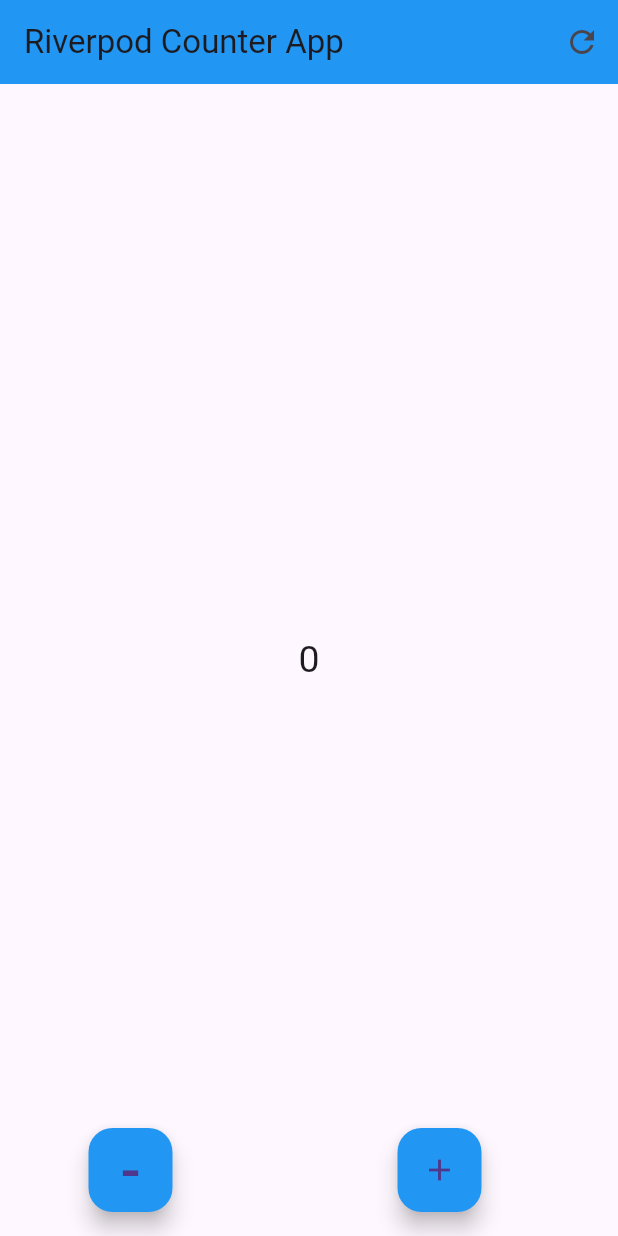
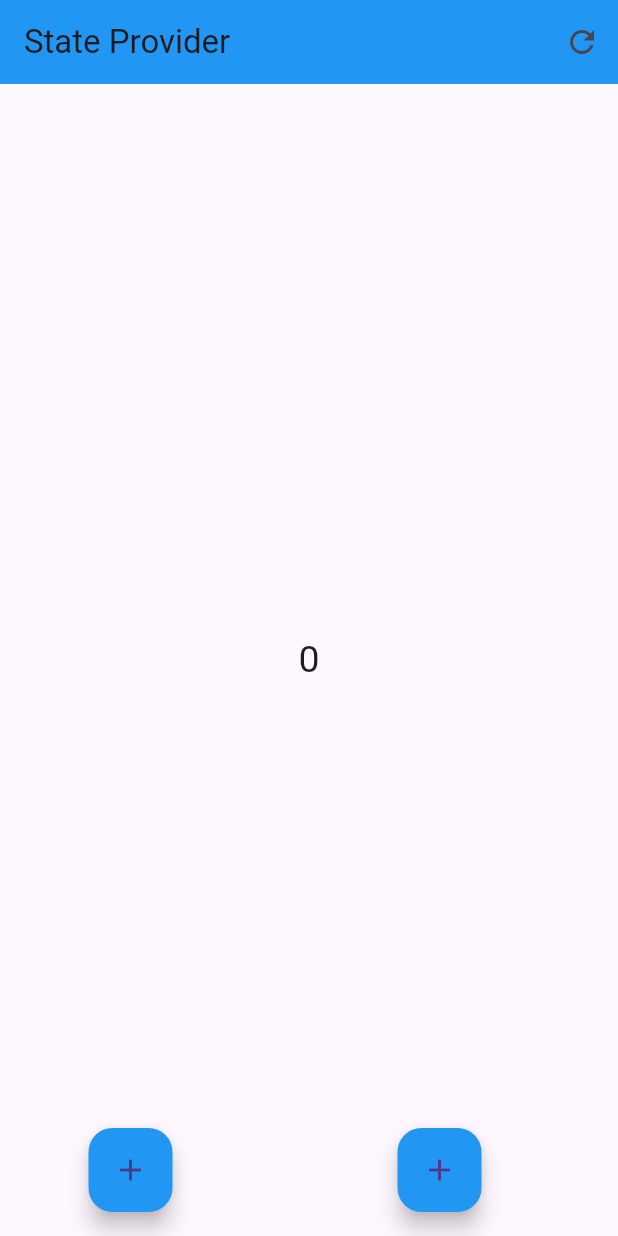
Before and after one commit to MRMostakim1406204/Flutter-Riverpod-Counter-App, a Flutter app: the screen it shows after launch, after a tap on the "refresh" icon, on a phone screen of 412 x 824 dp. Run offline on Flutter 3.47's test engine with Material 3 defaults, Android fonts, the phone set to English and light mode, and no system bars; our stand-ins replace flutter_riverpod.

Commit message:
Model and WithOut Model created Riverpod Counter App

```diff
--- a/lib/riverpod_counter_app.dart
+++ b/lib/counter_app_with_model/counter_app_with_model.dart
@@ -2,12 +2,12 @@ import 'package:flutter/material.dart';
 import 'package:flutter_riverpod/flutter_riverpod.dart';
 import 'counter_demo.dart';
 
-final counterProvider = StateNotifierProvider<CounterDemo, int>((ref) {
-  return CounterDemo();
+final counterProvider = StateNotifierProvider<CounterModel, int>((ref) {
+  return CounterModel();
 });
 
-class CounterApp extends ConsumerWidget {
-  const CounterApp({super.key});
+class CounterAppWithModel extends ConsumerWidget {
+  const CounterAppWithModel({super.key});
 
   @override
   Widget build(BuildContext context, WidgetRef ref) {
--- a/lib/counter_demo.dart
+++ b/lib/counter_app_with_model/counter_demo.dart
@@ -1,7 +1,7 @@
 import 'package:flutter_riverpod/flutter_riverpod.dart';
 
-class CounterDemo extends StateNotifier<int> {
-  CounterDemo() : super(0);
+class CounterModel extends StateNotifier<int> {
+  CounterModel() : super(0);
 
   void increment() {
     state++;
--- /dev/null
+++ b/lib/counter_app_without_model/counter_app_without_model.dart
@@ -0,0 +1,61 @@
+import 'package:flutter/material.dart';
+import 'package:flutter_riverpod/flutter_riverpod.dart';
+
+// StateNotifierProvider, StreamProvider, FutureProvider,
+//StateProvider, ChangeNotifireProvider
+
+final counterProvider = StateProvider<int>((ref) {
+  return 0;
+});
+
+class CounterAppWithOutModel extends ConsumerWidget {
+  const CounterAppWithOutModel({super.key});
+
+  @override
+  Widget build(BuildContext context, WidgetRef ref) {
+    final count = ref.watch(counterProvider);
+    ref.listen(counterProvider, ((previous, next) {
+      if (next == 5) {
+        ScaffoldMessenger.of(context)
+            .showSnackBar(SnackBar(content: Text("This value is $next")));
+      }
+    }));
+    return Scaffold(
+        appBar: AppBar(
+          backgroundColor: Colors.blue,
+          title: Text("State Provider"),
+          actions: [
+            IconButton(
+                onPressed: () {
+                  ref.invalidate(counterProvider);
+                  // OR
+                  // ref.refresh(counterProvider);
+                },
+                icon: Icon(Icons.refresh))
+          ],
+        ),
+        body: Center(
+            child: Text(count.toString(), style: TextStyle(fontSize: 25))),
+        floatingActionButton:
+            Row(mainAxisAlignment: MainAxisAlignment.spaceAround, children: [
+          FloatingActionButton(
+            backgroundColor: Colors.blue,
+            onPressed: () {
+              // ref.read(counterProvider.notifier).state++;
+              // OR
+              ref.read(counterProvider.notifier).update((state) => state - 1);
+            },
+            child: Icon(Icons.add),
+          ),
+          FloatingActionButton(
+            backgroundColor: Colors.blue,
+            onPressed: () {
+              // ref.read(counterProvider.notifier).state++;
+              // OR
+              ref.read(counterProvider.notifier).update((state) => state + 1);
+            },
+            child: Icon(Icons.add),
+          ),
+        ]));
+  }
+}
--- a/lib/main.dart
+++ b/lib/main.dart
@@ -1,6 +1,6 @@
 import 'package:flutter/material.dart';
 import 'package:flutter_riverpod/flutter_riverpod.dart';
-import 'package:flutter_riverpod_counter_app/riverpod_counter_app.dart';
+import 'counter_app_without_model/counter_app_without_Model.dart';
 
 void main() {
   runApp(const ProviderScope(child: MyApp()));
@@ -13,7 +13,7 @@ class MyApp extends ConsumerWidget {
   Widget build(BuildContext context, WidgetRef ref) {
     return const MaterialApp(
       debugShowCheckedModeBanner: false,
-      home: CounterApp(),
+      home: CounterAppWithOutModel(),
     );
   }
 }
```
